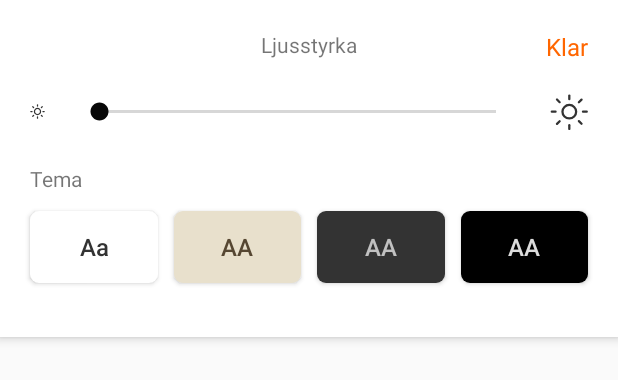
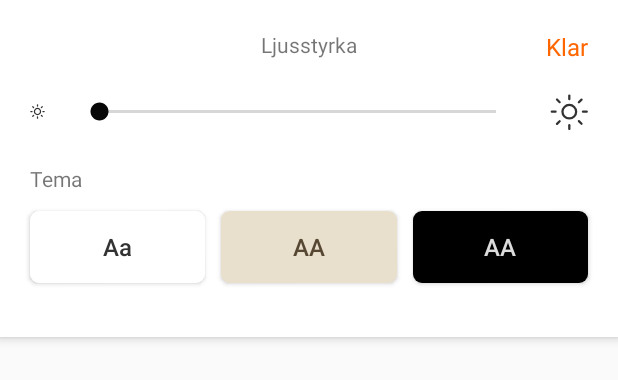
Before and after one commit to Bolling88/reader, an Android app: the layout include_ebook_display.xml on its own in the app's theme, with its tools: preview values and no code run, on a phone screen of 412 x 824 dp. Shown: the top 380 px of the screen. Run offline under Robolectric (Android 15) with nearby library versions, the phone set to English and light mode, and no system bars.

Commit message:
More fixes

```diff
--- a/r2-testapp-kotlin-develop/r2-testapp/src/main/res/layout/include_ebook_display.xml
+++ b/r2-testapp-kotlin-develop/r2-testapp/src/main/res/layout/include_ebook_display.xml
@@ -1,5 +1,6 @@
 <?xml version="1.0" encoding="utf-8"?>
-<layout xmlns:android="http://schemas.android.com/apk/res/android"
+<layout xmlns:tools="http://schemas.android.com/tools"
+    xmlns:android="http://schemas.android.com/apk/res/android"
     xmlns:app="http://schemas.android.com/apk/res-auto">
 
     <data>
@@ -145,13 +146,13 @@
             android:layout_height="wrap_content"
             android:layout_marginStart="20dip"
             android:layout_marginTop="12dip"
+            android:layout_marginEnd="5dip"
             android:layout_marginBottom="36dip"
             android:background="@drawable/button_light"
+            android:onClick="@{()-> viewModel.onStyleLightClicked()}"
             android:text="@string/aa"
             android:textAllCaps="false"
-            android:onClick="@{()-> viewModel.onStyleLightClicked()}"
             android:textColor="@color/dark"
-            android:layout_marginEnd="5dip"
             android:textSize="16sp"
             app:layout_constraintBottom_toBottomOf="parent"
             app:layout_constraintEnd_toStartOf="@+id/txt_sepia"
@@ -163,35 +164,17 @@
             android:id="@+id/txt_sepia"
             android:layout_width="0dip"
             android:layout_height="wrap_content"
+            android:layout_marginStart="5dip"
+            android:layout_marginEnd="5dip"
             android:layout_marginBottom="36dip"
             android:background="@drawable/button_sepia"
+            android:onClick="@{()-> viewModel.onStyleSepiaClicked()}"
             android:text="@string/aa"
-            android:layout_marginEnd="5dip"
-            android:layout_marginStart="5dip"
             android:textColor="@color/sepia_2"
-            android:onClick="@{()-> viewModel.onStyleSepiaClicked()}"
-            android:textSize="16sp"
-            app:layout_constraintBottom_toBottomOf="parent"
-            app:layout_constraintEnd_toStartOf="@+id/txt_dark"
-            app:layout_constraintStart_toEndOf="@+id/txt_light"
-            app:layout_constraintTop_toBottomOf="@+id/txt_light"
-            app:layout_constraintTop_toTopOf="@+id/txt_light" />
-
-        <androidx.appcompat.widget.AppCompatButton
-            android:id="@+id/txt_dark"
-            android:layout_width="0dip"
-            android:layout_height="wrap_content"
-            android:layout_marginBottom="36dip"
-            android:background="@drawable/button_dark"
-            android:text="@string/aa"
-            android:layout_marginEnd="5dip"
-            android:layout_marginStart="5dip"
-            android:textColor="@color/grey_3"
-            android:onClick="@{()-> viewModel.onStyleDarkClicked()}"
             android:textSize="16sp"
             app:layout_constraintBottom_toBottomOf="parent"
             app:layout_constraintEnd_toStartOf="@+id/txt_night"
-            app:layout_constraintStart_toEndOf="@+id/txt_sepia"
+            app:layout_constraintStart_toEndOf="@+id/txt_light"
             app:layout_constraintTop_toBottomOf="@+id/txt_light"
             app:layout_constraintTop_toTopOf="@+id/txt_light" />
 
@@ -199,17 +182,17 @@
             android:id="@+id/txt_night"
             android:layout_width="0dip"
             android:layout_height="wrap_content"
+            android:layout_marginStart="5dip"
             android:layout_marginEnd="20dip"
-            android:layout_marginStart="5dip"
             android:layout_marginBottom="36dip"
             android:background="@drawable/button_night"
+            android:onClick="@{()-> viewModel.onStyleNightClicked()}"
             android:text="@string/aa"
             android:textColor="@color/grey_2"
-            android:onClick="@{()-> viewModel.onStyleNightClicked()}"
             android:textSize="16sp"
             app:layout_constraintBottom_toBottomOf="parent"
             app:layout_constraintEnd_toEndOf="parent"
-            app:layout_constraintStart_toEndOf="@+id/txt_dark"
+            app:layout_constraintStart_toEndOf="@+id/txt_sepia"
             app:layout_constraintTop_toBottomOf="@+id/txt_light"
             app:layout_constraintTop_toTopOf="@+id/txt_light" />
 
```
Also changed, not shown: r2-testapp-kotlin-develop/r2-testapp/src/main/java/org/readium/r2/testapp/epub/EpubActivity.kt (+0 -15 lines), r2-testapp-kotlin-develop/r2-testapp/src/main/res/layout/include_ebook_toolbar.xml (+20 -40 lines).
